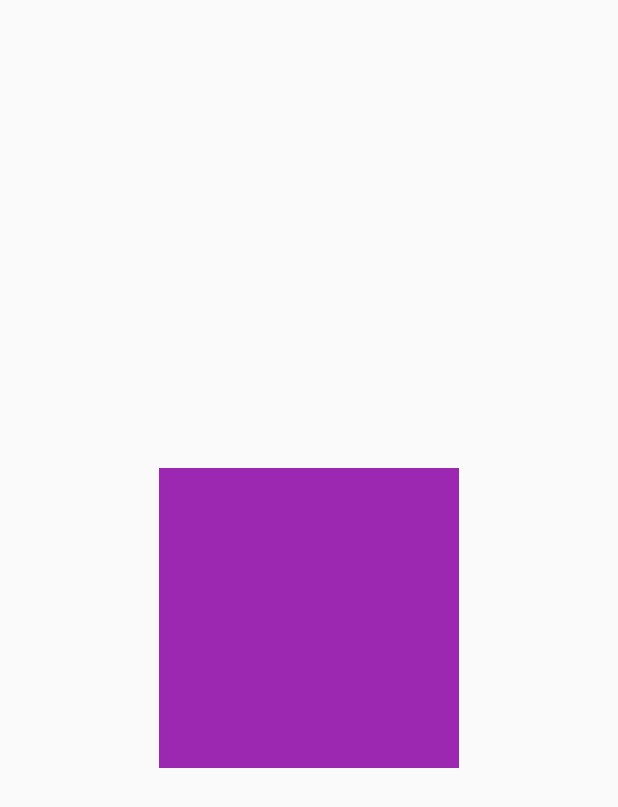
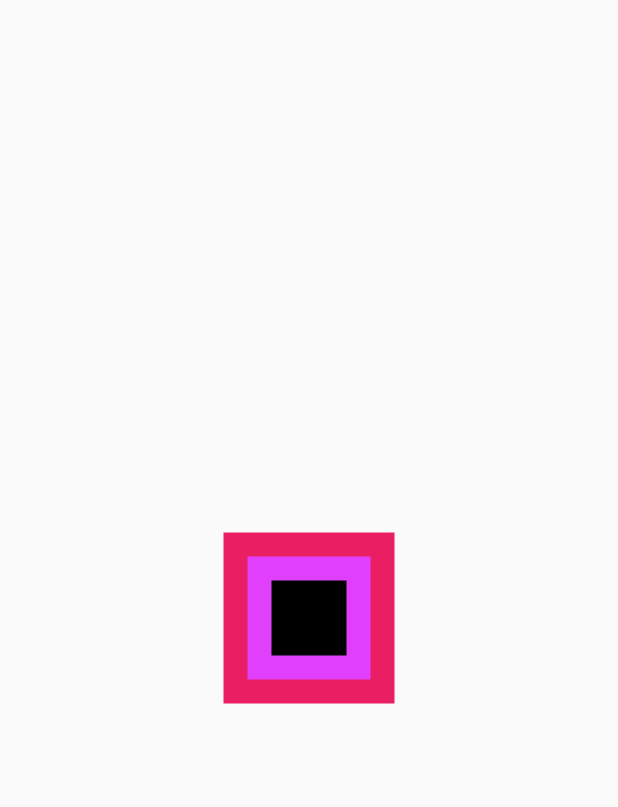
Before and after one commit to qminlee723/flutter_pjt, a Flutter app: the screen it shows after launch, on a phone screen of 412 x 824 dp. Shown: the top 807 px of the screen. Run offline on Flutter 3.47's test engine with Material 2 defaults, Android fonts, the phone set to English and light mode, and no system bars.

Commit message:
5.5.3 Padding Widget

```diff
--- a/flutter_prac/lib/main.dart
+++ b/flutter_prac/lib/main.dart
@@ -195,19 +195,51 @@ void main() {
 //   }
 // }
 
+// // 5.5.2 SizedBox Widget
+// class DesignApp extends StatelessWidget {
+//   @override
+//   Widget build(BuildContext context) {
+//     return MaterialApp(
+//       home: Scaffold(
+//         body: Center(
+//           child: SizedBox(
+//             height: 200.0,
+//             width: 200.0,
+//
+//             // SizedBox는 색상이 없음
+//             child: Container(
+//               color: Colors.purple,
+//             )
+//           )
+//         )
+//       )
+//     );
+//   }
+// }
+
+
+// 5.5.3 Padding Widget / Margin
 class DesignApp extends StatelessWidget {
   @override
   Widget build(BuildContext context) {
     return MaterialApp(
       home: Scaffold(
         body: Center(
-          child: SizedBox(
-            height: 200.0,
-            width: 200.0,
+          child: Container(
+            color: Colors.pink,
 
-            // SizedBox는 색상이 없음
             child: Container(
-              color: Colors.purple,
+              color: Colors.purpleAccent,
+              margin: EdgeInsets.all(16.0),
+              child: Padding(
+                padding:EdgeInsets.all(16.0),
+                  child: Container(
+                    color: Colors.black,
+                    width: 50,
+                    height: 50,
+                  )
+              ),
+
             )
           )
         )
```
